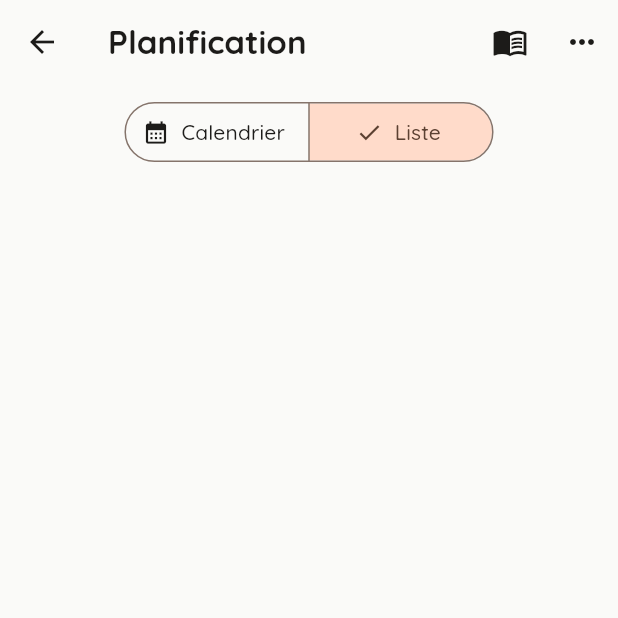
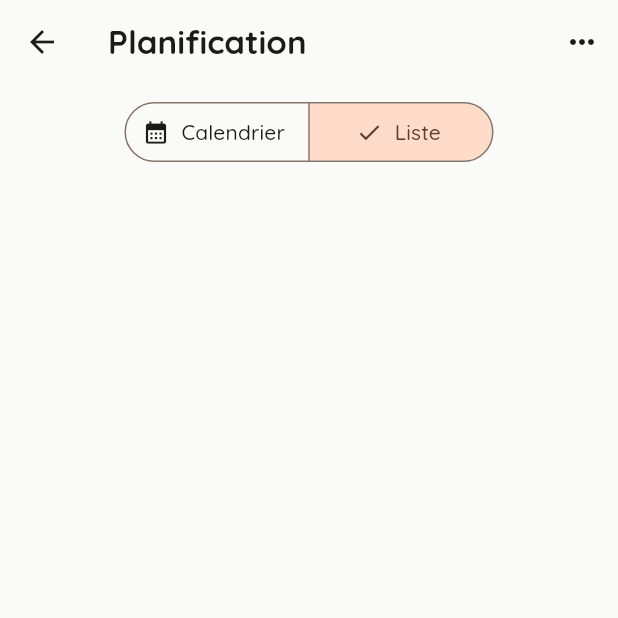
Before and after one commit to RomainY/miamo, a Flutter app: the PlanificationPage screen opened directly, after a tap on "Liste", on a phone screen of 412 x 824 dp, the top half of it. Run offline on Flutter 3.47's test engine with Material 3 defaults, Android fonts, the phone set to English and light mode, and no system bars; our stand-ins replace drift, drift_flutter, flutter_local_notifications, flutter_riverpod, flutter_timezone, table_calendar and 1 more; missing offline and left inert: mobile_scanner; accounts and stored records are empty; generated files the repository leaves out were written again.

Commit message:
refactor: retire les icônes directes Catalogue/Mes plats, "Plus" suffit
Une fois le menu "Plus" en place (v1.3.0), la redondance initialement
proposée (Catalogue et Mes plats accessibles à la fois par leur icône
directe et par "Plus") n'a plus lieu d'être : chaque écran secondaire n'a
maintenant qu'un seul chemin d'accès.

- frigo_page.dart : icône ⚙ "Gérer le catalogue" retirée (import
  gerer_catalogue_page.dart devenu inutile, supprimé).
- planification_page.dart : icône 📖 "Mes plats" retirée (import
  plats_page.dart devenu inutile, supprimé).
- Seule l'icône "Plus" reste sur les 3 AppBars principales.

Docs/poc-anti-gaspi-et-navigation.md mis à jour (§B.3/§B.5, biffé + note du
08/09/2026).

flutter analyze 0 issue, 162 tests verts (test de régression ajouté :
absence des tooltips "Gérer le catalogue"/"Mes plats" sur Frigo/Planification).

Co-Authored-By: Claude Sonnet 5 <noreply@anthropic.com>

```diff
--- a/lib/features/planification/presentation/pages/planification_page.dart
+++ b/lib/features/planification/presentation/pages/planification_page.dart
@@ -7,7 +7,6 @@ import '../providers/planification_providers.dart';
 import '../widgets/calendar_view.dart';
 import '../widgets/day_planning_list.dart';
 import 'planifier_repas_sheet.dart';
-import 'plats_page.dart';
 
 DateTime _sansHeure(DateTime d) => DateTime(d.year, d.month, d.day);
 
@@ -32,13 +31,6 @@ class _PlanificationPageState extends ConsumerState<PlanificationPage> {
       appBar: AppBar(
         title: const Text('Planification'),
         actions: [
-          IconButton(
-            icon: const Icon(Icons.menu_book_outlined),
-            tooltip: 'Mes plats',
-            onPressed: () => Navigator.of(
-              context,
-            ).push(MaterialPageRoute(builder: (_) => const PlatsPage())),
-          ),
           IconButton(
             icon: const Icon(Icons.more_horiz),
             tooltip: 'Plus',
```
Also changed, not shown: lib/features/frigo/presentation/pages/frigo_page.dart (+0 -8 lines), 1 other file.
